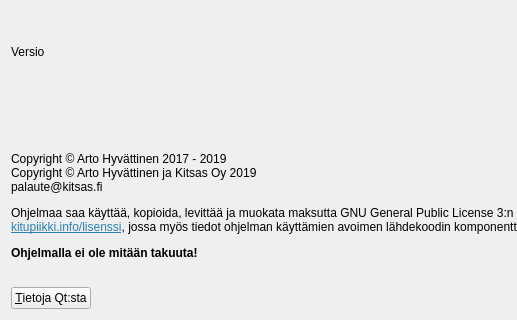
Old version of the form kitupiikki/aloitussivu/aboutdialog.ui in the repository artoh/kitupiikki; both pictures show x 0 to 517 and y 190 to 510 of the 776 by 510 pixel window.
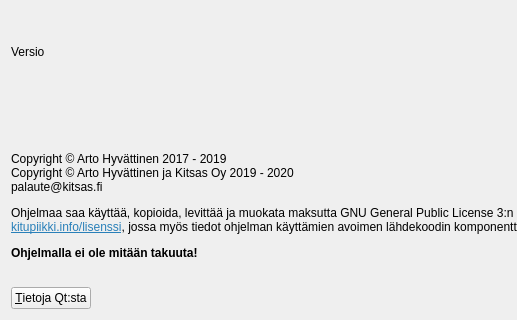
New version of the form. Icons and pictures are not drawn.

Diff of the .ui file:
```diff
--- a/kitupiikki/aloitussivu/aboutdialog.ui
+++ b/kitupiikki/aloitussivu/aboutdialog.ui
@@ -52,7 +52,7 @@
    <item>
     <widget class="QLabel" name="label_2">
      <property name="text">
-      <string>&lt;html&gt;&lt;head/&gt;&lt;body&gt;&lt;p&gt;Copyright © Arto Hyvättinen 2017 - 2019&lt;br/&gt;Copyright © Arto Hyvättinen ja Kitsas Oy 2019&lt;br/&gt;palaute@kitsas.fi&lt;/p&gt;&lt;p&gt;Ohjelmaa saa käyttää, kopioida, levittää ja muokata maksutta GNU General Public License 3:n ehtojen mukaisesti, katso tarkemmin &lt;a href=&quot;https://kitupiikki.info/lisenssi&quot;&gt;&lt;span style=&quot; text-decoration: underline; color:#2980b9;&quot;&gt;https://kitupiikki.info/lisenssi&lt;/span&gt;&lt;/a&gt;, jossa myös tiedot ohjelman käyttämien avoimen lähdekoodin komponenttien käyttöehdoista. &lt;/p&gt;&lt;p&gt;&lt;span style=&quot; font-weight:600;&quot;&gt;Ohjelmalla ei ole mitään takuuta!&lt;/span&gt;&lt;/p&gt;&lt;/body&gt;&lt;/html&gt;</string>
+      <string>&lt;html&gt;&lt;head/&gt;&lt;body&gt;&lt;p&gt;Copyright © Arto Hyvättinen 2017 - 2019&lt;br/&gt;Copyright © Arto Hyvättinen ja Kitsas Oy 2019 - 2020&lt;br/&gt;palaute@kitsas.fi&lt;/p&gt;&lt;p&gt;Ohjelmaa saa käyttää, kopioida, levittää ja muokata maksutta GNU General Public License 3:n ehtojen mukaisesti, katso tarkemmin &lt;a href=&quot;https://kitupiikki.info/lisenssi&quot;&gt;&lt;span style=&quot; text-decoration: underline; color:#2980b9;&quot;&gt;https://kitupiikki.info/lisenssi&lt;/span&gt;&lt;/a&gt;, jossa myös tiedot ohjelman käyttämien avoimen lähdekoodin komponenttien käyttöehdoista. &lt;/p&gt;&lt;p&gt;&lt;span style=&quot; font-weight:600;&quot;&gt;Ohjelmalla ei ole mitään takuuta!&lt;/span&gt;&lt;/p&gt;&lt;/body&gt;&lt;/html&gt;</string>
      </property>
      <property name="wordWrap">
       <bool>true</bool>
```
